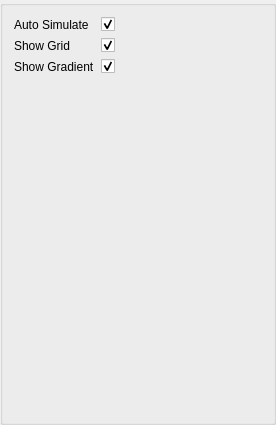
The window that src/view/viewportsettings.ui (Abdul-AZ/mgfield) describes before a commit, drawn with Qt 5.
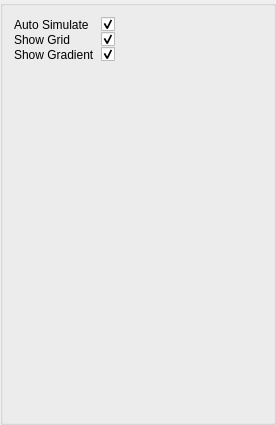
The same window after the commit.

Patch:
```diff
--- a/src/view/viewportsettings.ui
+++ b/src/view/viewportsettings.ui
@@ -38,6 +38,9 @@
    <property name="formAlignment">
     <set>Qt::AlignJustify|Qt::AlignTop</set>
    </property>
+   <property name="verticalSpacing">
+    <number>0</number>
+   </property>
    <item row="2" column="0">
     <widget class="QLabel" name="ShowGridLabel">
      <property name="sizePolicy">
```
